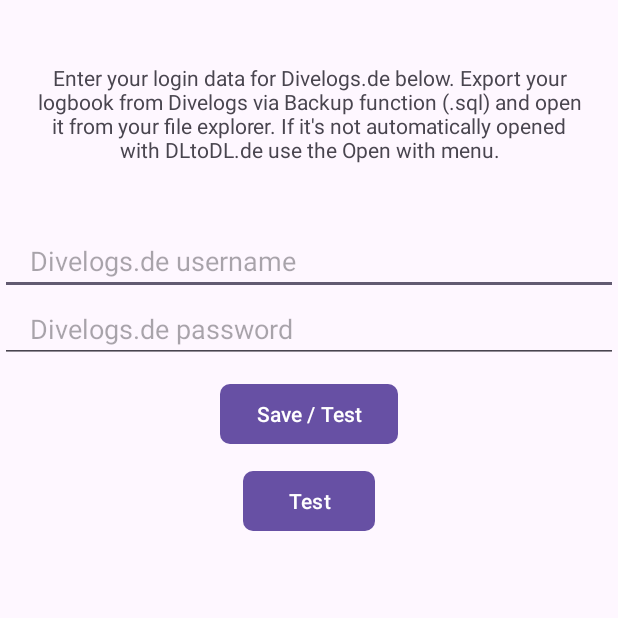
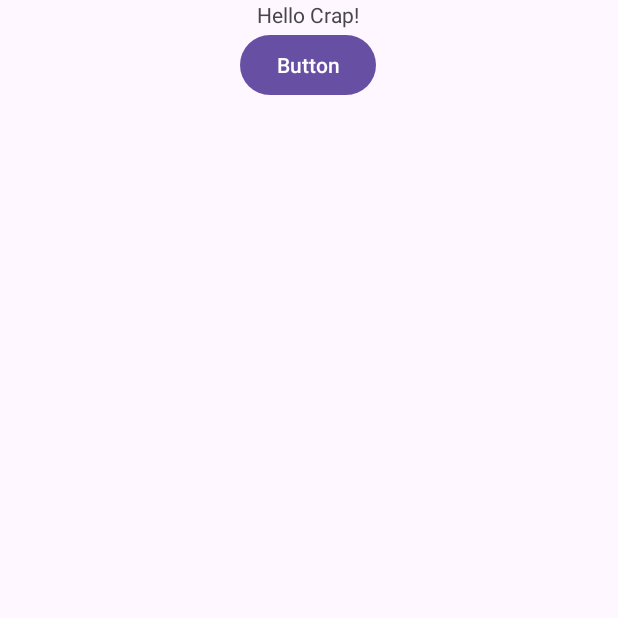
Before and after one commit to bee-eater/DLtoDL.de, an Android app: the screen it shows after launch (MainActivity before the commit, DivesSelection after it), after a tap on "Test", on a phone screen of 412 x 824 dp, the top half of it. Run offline under Robolectric (Android 15) with nearby library versions, the phone set to English and light mode, and no system bars.

Commit message:
Added DivesSelect activity for selecting the dives to upload

```diff
--- /dev/null
+++ b/app/src/main/java/com/bee_eater/dltodlde/DivesSelection.java
@@ -0,0 +1,23 @@
+package com.bee_eater.dltodlde;
+
+import androidx.appcompat.app.AppCompatActivity;
+
+import android.content.Intent;
+import android.os.Bundle;
+import android.view.View;
+
+public class DivesSelection extends AppCompatActivity {
+
+    @Override
+    protected void onCreate(Bundle savedInstanceState) {
+        super.onCreate(savedInstanceState);
+        setContentView(R.layout.activity_dives_selection);
+    }
+
+    public void onButtonClicked(View v){
+        Intent intent=new Intent();
+        intent.putExtra("MESSAGE","The lost child returns!");
+        setResult(2,intent);
+        finish();//finishing activity
+    }
+}
--- a/app/src/main/java/com/bee_eater/dltodlde/MainActivity.java
+++ b/app/src/main/java/com/bee_eater/dltodlde/MainActivity.java
@@ -1,5 +1,6 @@
 package com.bee_eater.dltodlde;
 
+import android.app.Activity;
 import android.content.Intent;
 import android.content.SharedPreferences;
 import android.net.Uri;
@@ -8,10 +9,15 @@
 import android.util.Log;
 import android.view.View;
 import android.widget.EditText;
+import android.widget.LinearLayout;
 import android.widget.ProgressBar;
 import android.widget.TextView;
 import android.widget.Toast;
 
+import androidx.activity.result.ActivityResult;
+import androidx.activity.result.ActivityResultCallback;
+import androidx.activity.result.ActivityResultLauncher;
+import androidx.activity.result.contract.ActivityResultContracts;
 import androidx.appcompat.app.AppCompatActivity;
 
 import org.json.JSONException;
@@ -198,7 +204,29 @@
      */
     public void on_btnTest_clicked(View v){
         Toast.makeText(this,"Dang!", Toast.LENGTH_LONG).show();
+
+        // Start sub activity with its launcher
+        Intent myIntent = new Intent(this, DivesSelection.class);
+        DivesSelectionLauncher.launch(myIntent);
+
     }
+
+    /**
+     * ActivityResultLauncher for DivesSelection-Dialog
+     */
+    ActivityResultLauncher<Intent> DivesSelectionLauncher = registerForActivityResult(
+        new ActivityResultContracts.StartActivityForResult(),
+        new ActivityResultCallback<ActivityResult>() {
+            @Override
+            public void onActivityResult(ActivityResult result) {
+                if (result.getResultCode() == 2) {
+                    // There are no request codes
+                    Intent data = result.getData();
+                    String message = data.getStringExtra("MESSAGE");
+                    Toast.makeText(getBaseContext(), message, Toast.LENGTH_LONG).show();
+                }
+            }
+        });
 
 
     //====================================================================================================
--- /dev/null
+++ b/app/src/main/res/layout/activity_dives_selection.xml
@@ -0,0 +1,31 @@
+<?xml version="1.0" encoding="utf-8"?>
+<androidx.constraintlayout.widget.ConstraintLayout xmlns:android="http://schemas.android.com/apk/res/android"
+    xmlns:app="http://schemas.android.com/apk/res-auto"
+    xmlns:tools="http://schemas.android.com/tools"
+    android:layout_width="match_parent"
+    android:layout_height="match_parent"
+    tools:context=".DivesSelection">
+
+    <LinearLayout
+        android:layout_width="411dp"
+        android:layout_height="569dp"
+        android:orientation="vertical"
+        tools:layout_editor_absoluteY="162dp">
+
+        <TextView
+            android:id="@+id/textView"
+            android:layout_width="wrap_content"
+            android:layout_height="wrap_content"
+            android:layout_gravity="center"
+            android:text="Hello Crap!" />
+
+        <Button
+            android:id="@+id/button"
+            android:layout_width="wrap_content"
+            android:layout_height="wrap_content"
+            android:layout_gravity="center"
+            android:onClick="onButtonClicked"
+            android:text="Button" />
+    </LinearLayout>
+
+</androidx.constraintlayout.widget.ConstraintLayout>
```
Also changed, not shown: app/src/main/AndroidManifest.xml (+18 -5 lines).
